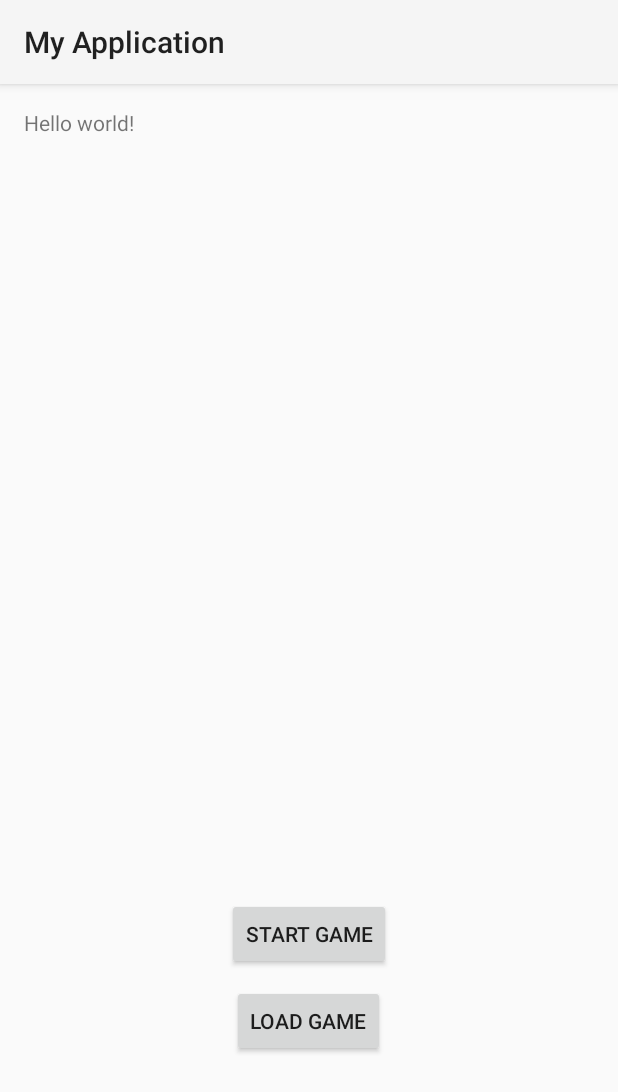
After one commit to notoriousnapper/JLA_GameProject, an Android app: the layout startscreen.xml on its own in the app's theme, with its tools: preview values and no code run, on a phone screen of 412 x 824 dp. The commit adds this screen. Shown: the top 1092 px of the screen. Run offline under Robolectric (Android 15) with nearby library versions, the phone set to English and light mode, and no system bars.

Commit message:
NOT REGISTERING BUTTON INFO

```diff
--- a/src/main/AndroidManifest.xml
+++ b/src/main/AndroidManifest.xml
@@ -20,6 +20,10 @@
             android:name=".TestMod"
             android:label="@string/title_activity_test_mod" >
         </activity>
+        <activity
+            android:name=".StartScreen"
+            android:label="@string/title_activity_start_screen" >
+        </activity>
     </application>
 
 </manifest>
--- /dev/null
+++ b/src/main/res/layout/startscreen.xml
@@ -0,0 +1,39 @@
+<RelativeLayout xmlns:android="http://schemas.android.com/apk/res/android"
+    xmlns:tools="http://schemas.android.com/tools" android:layout_width="match_parent"
+    android:layout_height="match_parent" android:paddingLeft="@dimen/activity_horizontal_margin"
+    android:paddingRight="@dimen/activity_horizontal_margin"
+    android:paddingTop="@dimen/activity_vertical_margin"
+    android:paddingBottom="@dimen/activity_vertical_margin"
+    tools:context="com.example.jj.jla_project.StartScreen">
+
+    <TextView android:text="@string/hello_world" android:layout_width="wrap_content"
+        android:layout_height="wrap_content"
+        android:id="@+id/textView2" />
+
+    <Button
+        android:layout_width="wrap_content"
+        android:layout_height="wrap_content"
+        android:text="Start Game"
+        android:id="@+id/startBtn"
+        android:layout_marginBottom="161dp"
+        android:layout_alignParentBottom="true"
+        android:layout_centerHorizontal="true" />
+
+    <ImageView
+        android:layout_width="wrap_content"
+        android:layout_height="wrap_content"
+        android:id="@+id/imageView"
+        android:layout_below="@+id/textView2"
+        android:layout_centerHorizontal="true"
+        android:layout_marginTop="83dp" />
+
+    <Button
+        android:layout_width="wrap_content"
+        android:layout_height="wrap_content"
+        android:text="Load Game"
+        android:id="@+id/button"
+        android:layout_alignTop="@+id/startBtn"
+        android:layout_centerHorizontal="true"
+        android:layout_marginTop="58dp" />
+
+</RelativeLayout>
--- a/src/main/res/values/strings.xml
+++ b/src/main/res/values/strings.xml
@@ -5,5 +5,6 @@
     <string name="hello_world">Hello world!</string>
     <string name="action_settings">Settings</string>
     <string name="title_activity_test_mod">TestMod</string>
+    <string name="title_activity_start_screen">StartScreen</string>
 
 </resources>
```
Also changed, not shown: src/main/java/com/example/jj/jla_project/MainActivity.java (+40 -18 lines), src/main/java/com/example/jj/jla_project/SceneSingleton.java (+31 -14 lines), src/main/java/com/example/jj/jla_project/StartScreen.java (added, +39 -0 lines), src/main/java/com/example/jj/jla_project/TestMod.java (+27 -41 lines), src/main/res/menu/menu_start_screen.xml (added, +7 -0 lines), src/main/res/raw/script2.txt (added, +120 -0 lines), 7 other files.
